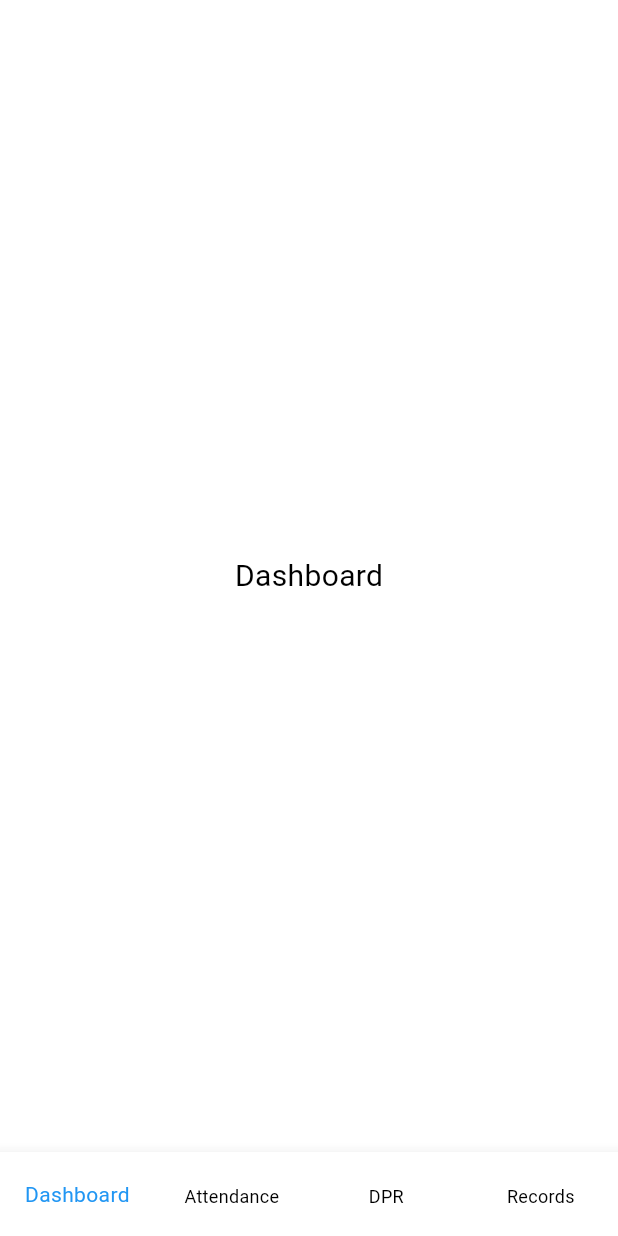
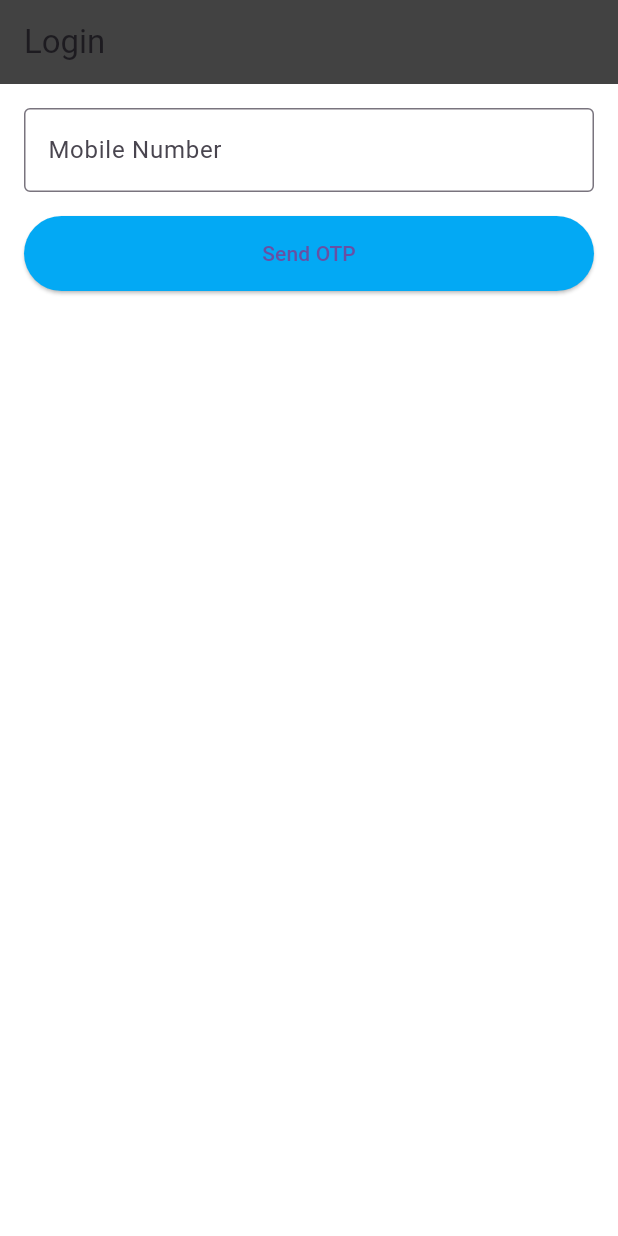
Before and after one commit to ASN-cmd/construction_app, a Flutter app: the screen it shows after launch, on a phone screen of 412 x 824 dp. Run offline on Flutter 3.47's test engine with Material 3 defaults, Android fonts, the phone set to English and light mode, and no system bars; our stand-ins replace drift, geolocator, shared_preferences; accounts and stored records are empty; generated files the repository leaves out were written again.

Commit message:
login & otp

```diff
--- a/construction_field_app/lib/main.dart
+++ b/construction_field_app/lib/main.dart
@@ -1,5 +1,5 @@
 import 'package:flutter/material.dart';
-import 'ui/screens/main_scaffold.dart';
+import 'ui/screens/auth_gate.dart';
 
 void main() {
   runApp(const ConstructionApp());
@@ -17,7 +17,7 @@ class ConstructionApp extends StatelessWidget {
         primarySwatch: Colors.blue,
         scaffoldBackgroundColor: Colors.white,
       ),
-      home: const MainScaffold(),
+      home: const AuthGate(),
     );
   }
 }
--- /dev/null
+++ b/construction_field_app/lib/services/auth_service.dart
@@ -0,0 +1,30 @@
+import '../repositories/auth_repository.dart';
+
+class AuthService {
+  final AuthRepository repo;
+  AuthService(this.repo);
+
+  Future<bool> verifyOtp(String otp) async {
+    return otp == '123456';
+  }
+
+  Future<void> saveLogin(String phone) async {
+    await repo.saveLogin(phone);
+  }
+
+  Future<bool> isLoggedIn() async {
+    return repo.isLoggedIn();
+  }
+
+  Future<void> saveRole(String role) async {
+    await repo.saveRole(role);
+  }
+
+  Future<String?> getRole() async {
+    return repo.getRole();
+  }
+
+  Future<void> logout() async {
+    await repo.logout();
+  }
+}
--- /dev/null
+++ b/construction_field_app/lib/ui/screens/auth_gate.dart
@@ -0,0 +1,47 @@
+import 'package:flutter/material.dart';
+import '../../repositories/auth_repository.dart';
+import '../../services/auth_service.dart';
+import 'login_screen.dart';
+import 'role_selection_screen.dart';
+import 'main_scaffold.dart';
+
+class AuthGate extends StatelessWidget {
+  const AuthGate({super.key});
+
+  @override
+  Widget build(BuildContext context) {
+    final service = AuthService(AuthRepository());
+
+    return FutureBuilder<bool>(
+      future: service.isLoggedIn(),
+      builder: (context, snapshot) {
+        if (!snapshot.hasData) {
+          return const Scaffold(
+            body: Center(child: CircularProgressIndicator()),
+          );
+        }
+
+        if (!snapshot.data!) {
+          return LoginScreen(); // ✅ no const
+        }
+
+        return FutureBuilder<String?>(
+          future: service.getRole(),
+          builder: (context, roleSnapshot) {
+            if (!roleSnapshot.hasData) {
+              return const Scaffold(
+                body: Center(child: CircularProgressIndicator()),
+              );
+            }
+
+            if (roleSnapshot.data == null) {
+              return RoleSelectionScreen(); // ✅ no const
+            }
+
+            return MainScaffold(); // ✅ no const
+          },
+        );
+      },
+    );
+  }
+}
--- /dev/null
+++ b/construction_field_app/lib/ui/screens/login_screen.dart
@@ -0,0 +1,56 @@
+import 'package:flutter/material.dart';
+import 'otp_screen.dart';
+
+class LoginScreen extends StatefulWidget {
+  const LoginScreen({super.key});
+
+  @override
+  State<LoginScreen> createState() => _LoginScreenState();
+}
+
+class _LoginScreenState extends State<LoginScreen> {
+  final controller = TextEditingController();
+
+  @override
+  Widget build(BuildContext context) {
+    return Scaffold(
+      backgroundColor: Colors.white,
+      appBar: AppBar(
+        title: const Text('Login'),
+        backgroundColor: Colors.grey[800],
+      ),
+      body: Padding(
+        padding: const EdgeInsets.all(16),
+        child: Column(
+          children: [
+            TextField(
+              controller: controller,
+              keyboardType: TextInputType.phone,
+              decoration: const InputDecoration(
+                labelText: 'Mobile Number',
+                border: OutlineInputBorder(),
+              ),
+            ),
+            const SizedBox(height: 16),
+            ElevatedButton(
+              style: ElevatedButton.styleFrom(
+                backgroundColor: Colors.lightBlue,
+                minimumSize: const Size(double.infinity, 50),
+              ),
+              onPressed: () {
+                Navigator.push(
+                  context,
+                  MaterialPageRoute(
+                    builder: (_) =>
+                        OtpScreen(phone: controller.text),
+                  ),
+                );
+              },
+              child: const Text('Send OTP'),
+            ),
+          ],
+        ),
+      ),
+    );
+  }
+}
--- a/construction_field_app/pubspec.yaml
+++ b/construction_field_app/pubspec.yaml
@@ -15,6 +15,7 @@ dependencies:
   image_picker: ^1.0.4
   path_provider: ^2.1.2
   path: ^1.9.0
+  shared_preferences: ^2.5.4
 
 dev_dependencies:
   flutter_test:
```
Also changed, not shown: construction_field_app/lib/repositories/auth_repository.dart (added, +33 -0 lines), construction_field_app/lib/ui/screens/otp_screen.dart (added, +68 -0 lines), construction_field_app/lib/ui/screens/role_selection_screen.dart (added, +51 -0 lines), construction_field_app/pubspec.lock, 1 other file.
